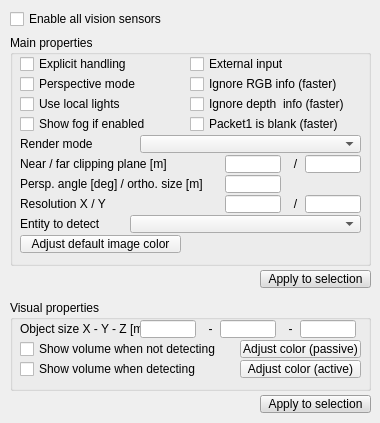
Before: the Qt Designer form ui/qdlgvisionsensors.ui in CoppeliaRobotics/coppeliaSimLib, drawn with Qt 5.
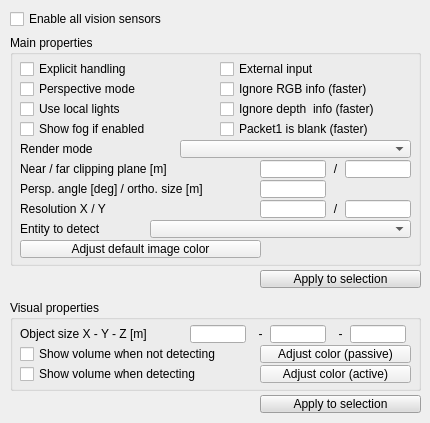
After: the same form once the commit is applied.

What changed in the file:
```diff
--- a/ui/qdlgvisionsensors.ui
+++ b/ui/qdlgvisionsensors.ui
@@ -6,7 +6,7 @@
    <rect>
     <x>0</x>
     <y>0</y>
-    <width>380</width>
+    <width>430</width>
     <height>423</height>
    </rect>
   </property>
@@ -21,7 +21,7 @@
     <rect>
      <x>10</x>
      <y>10</y>
-     <width>201</width>
+     <width>261</width>
      <height>18</height>
     </rect>
    </property>
@@ -37,7 +37,7 @@
     <rect>
      <x>10</x>
      <y>35</y>
-     <width>361</width>
+     <width>411</width>
      <height>231</height>
     </rect>
    </property>
@@ -51,8 +51,8 @@
     <property name="geometry">
      <rect>
       <x>10</x>
-      <y>20</y>
-      <width>171</width>
+      <y>25</y>
+      <width>201</width>
       <height>18</height>
      </rect>
     </property>
@@ -66,9 +66,9 @@
    <widget class="QCheckBox" name="qqExternalInput">
     <property name="geometry">
      <rect>
-      <x>180</x>
-      <y>20</y>
-      <width>171</width>
+      <x>210</x>
+      <y>25</y>
+      <width>201</width>
       <height>18</height>
      </rect>
     </property>
@@ -83,8 +83,8 @@
     <property name="geometry">
      <rect>
       <x>10</x>
-      <y>40</y>
-      <width>171</width>
+      <y>45</y>
+      <width>201</width>
       <height>18</height>
      </rect>
     </property>
@@ -99,8 +99,8 @@
     <property name="geometry">
      <rect>
       <x>10</x>
-      <y>60</y>
-      <width>151</width>
+      <y>65</y>
+      <width>201</width>
       <height>18</height>
      </rect>
     </property>
@@ -115,8 +115,8 @@
     <property name="geometry">
      <rect>
       <x>10</x>
-      <y>80</y>
-      <width>161</width>
+      <y>85</y>
+      <width>201</width>
       <height>18</height>
      </rect>
     </property>
@@ -131,8 +131,8 @@
     <property name="geometry">
      <rect>
       <x>10</x>
-      <y>120</y>
-      <width>151</width>
+      <y>125</y>
+      <width>241</width>
       <height>18</height>
      </rect>
     </property>
@@ -143,9 +143,9 @@
    <widget class="QLineEdit" name="qqNearPlane">
     <property name="geometry">
      <rect>
-      <x>215</x>
-      <y>120</y>
-      <width>56</width>
+      <x>250</x>
+      <y>125</y>
+      <width>66</width>
       <height>18</height>
      </rect>
     </property>
@@ -153,9 +153,9 @@
    <widget class="QLineEdit" name="qqFarPlane">
     <property name="geometry">
      <rect>
-      <x>295</x>
-      <y>120</y>
-      <width>56</width>
+      <x>335</x>
+      <y>125</y>
+      <width>66</width>
       <height>18</height>
      </rect>
     </property>
@@ -163,8 +163,8 @@
    <widget class="QLabel" name="label_2">
     <property name="geometry">
      <rect>
-      <x>275</x>
-      <y>120</y>
+      <x>315</x>
+      <y>125</y>
       <width>21</width>
       <height>18</height>
      </rect>
@@ -179,9 +179,9 @@
    <widget class="QLineEdit" name="qqPerspectiveAngleOrOrthographicSize">
     <property name="geometry">
      <rect>
-      <x>215</x>
-      <y>140</y>
-      <width>56</width>
+      <x>250</x>
+      <y>145</y>
+      <width>66</width>
       <height>18</height>
      </rect>
     </property>
@@ -190,8 +190,8 @@
     <property name="geometry">
      <rect>
       <x>10</x>
-      <y>140</y>
-      <width>201</width>
+      <y>145</y>
+      <width>241</width>
       <height>18</height>
      </rect>
     </property>
@@ -202,9 +202,9 @@
    <widget class="QLineEdit" name="qqResX">
     <property name="geometry">
      <rect>
-      <x>215</x>
-      <y>160</y>
-      <width>56</width>
+      <x>250</x>
+      <y>165</y>
+      <width>66</width>
       <height>18</height>
      </rect>
     </property>
@@ -212,8 +212,8 @@
    <widget class="QLabel" name="label_4">
     <property name="geometry">
      <rect>
-      <x>275</x>
-      <y>160</y>
+      <x>315</x>
+      <y>165</y>
       <width>21</width>
       <height>18</height>
      </rect>
@@ -228,9 +228,9 @@
    <widget class="QLineEdit" name="qqResY">
     <property name="geometry">
      <rect>
-      <x>295</x>
-      <y>160</y>
-      <width>56</width>
+      <x>335</x>
+      <y>165</y>
+      <width>66</width>
       <height>18</height>
      </rect>
     </property>
@@ -239,8 +239,8 @@
     <property name="geometry">
      <rect>
       <x>10</x>
-      <y>160</y>
-      <width>151</width>
+      <y>165</y>
+      <width>241</width>
       <height>18</height>
      </rect>
     </property>
@@ -252,8 +252,8 @@
     <property name="geometry">
      <rect>
       <x>10</x>
-      <y>200</y>
-      <width>161</width>
+      <y>205</y>
+      <width>241</width>
       <height>18</height>
      </rect>
     </property>
@@ -267,9 +267,9 @@
    <widget class="QCheckBox" name="qqIgnoreRGB">
     <property name="geometry">
      <rect>
-      <x>180</x>
-      <y>40</y>
-      <width>171</width>
+      <x>210</x>
+      <y>45</y>
+      <width>201</width>
       <height>18</height>
      </rect>
     </property>
@@ -283,9 +283,9 @@
    <widget class="QCheckBox" name="qqIgnoreDepth">
     <property name="geometry">
      <rect>
-      <x>180</x>
-      <y>60</y>
-      <width>171</width>
+      <x>210</x>
+      <y>65</y>
+      <width>201</width>
       <height>18</height>
      </rect>
     </property>
@@ -299,9 +299,9 @@
    <widget class="QCheckBox" name="qqIgnorePacket1">
     <property name="geometry">
      <rect>
-      <x>180</x>
-      <y>80</y>
-      <width>171</width>
+      <x>210</x>
+      <y>85</y>
+      <width>201</width>
       <height>18</height>
      </rect>
     </property>
@@ -316,8 +316,8 @@
     <property name="geometry">
      <rect>
       <x>10</x>
-      <y>100</y>
-      <width>91</width>
+      <y>105</y>
+      <width>151</width>
       <height>18</height>
      </rect>
     </property>
@@ -328,29 +328,29 @@
    <widget class="QComboBox" name="qqRenderModeCombo">
     <property name="geometry">
      <rect>
-      <x>130</x>
-      <y>100</y>
-      <width>221</width>
-      <height>18</height>
-     </rect>
-    </property>
-   </widget>
-   <widget class="QComboBox" name="qqEntityCombo">
-    <property name="geometry">
-     <rect>
-      <x>120</x>
-      <y>180</y>
+      <x>170</x>
+      <y>105</y>
       <width>231</width>
       <height>18</height>
      </rect>
     </property>
    </widget>
+   <widget class="QComboBox" name="qqEntityCombo">
+    <property name="geometry">
+     <rect>
+      <x>140</x>
+      <y>185</y>
+      <width>261</width>
+      <height>18</height>
+     </rect>
+    </property>
+   </widget>
    <widget class="QLabel" name="label_10">
     <property name="geometry">
      <rect>
       <x>10</x>
-      <y>180</y>
-      <width>101</width>
+      <y>185</y>
+      <width>131</width>
       <height>18</height>
      </rect>
     </property>
@@ -364,7 +364,7 @@
     <rect>
      <x>10</x>
      <y>300</y>
-     <width>361</width>
+     <width>411</width>
      <height>91</height>
     </rect>
    </property>
@@ -377,9 +377,9 @@
    <widget class="QToolButton" name="qqCasingColorPassive">
     <property name="geometry">
      <rect>
-      <x>230</x>
-      <y>40</y>
-      <width>121</width>
+      <x>250</x>
+      <y>45</y>
+      <width>151</width>
       <height>18</height>
      </rect>
     </property>
@@ -393,9 +393,9 @@
    <widget class="QToolButton" name="qqCasingColorActive">
     <property name="geometry">
      <rect>
-      <x>230</x>
-      <y>60</y>
-      <width>121</width>
+      <x>250</x>
+      <y>65</y>
+      <width>151</width>
       <height>18</height>
      </rect>
     </property>
@@ -410,8 +410,8 @@
     <property name="geometry">
      <rect>
       <x>10</x>
-      <y>60</y>
-      <width>211</width>
+      <y>65</y>
+      <width>241</width>
       <height>18</height>
      </rect>
     </property>
@@ -426,8 +426,8 @@
     <property name="geometry">
      <rect>
       <x>10</x>
-      <y>40</y>
-      <width>211</width>
+      <y>45</y>
+      <width>241</width>
       <height>18</height>
      </rect>
     </property>
@@ -441,8 +441,8 @@
    <widget class="QLineEdit" name="qqSizeZ">
     <property name="geometry">
      <rect>
-      <x>290</x>
-      <y>20</y>
+      <x>340</x>
+      <y>25</y>
       <width>56</width>
       <height>18</height>
      </rect>
@@ -451,8 +451,8 @@
    <widget class="QLineEdit" name="qqSizeY">
     <property name="geometry">
      <rect>
-      <x>210</x>
-      <y>20</y>
+      <x>260</x>
+      <y>25</y>
       <width>56</width>
       <height>18</height>
      </rect>
@@ -461,8 +461,8 @@
    <widget class="QLabel" name="label_8">
     <property name="geometry">
      <rect>
-      <x>190</x>
-      <y>20</y>
+      <x>240</x>
+      <y>25</y>
       <width>21</width>
       <height>18</height>
      </rect>
@@ -478,8 +478,8 @@
     <property name="geometry">
      <rect>
       <x>10</x>
-      <y>20</y>
-      <width>121</width>
+      <y>25</y>
+      <width>171</width>
       <height>18</height>
      </rect>
     </property>
@@ -490,8 +490,8 @@
    <widget class="QLineEdit" name="qqSizeX">
     <property name="geometry">
      <rect>
-      <x>130</x>
-      <y>20</y>
+      <x>180</x>
+      <y>25</y>
       <width>56</width>
       <height>18</height>
      </rect>
@@ -500,8 +500,8 @@
    <widget class="QLabel" name="label_7">
     <property name="geometry">
      <rect>
-      <x>270</x>
-      <y>20</y>
+      <x>320</x>
+      <y>25</y>
       <width>21</width>
       <height>18</height>
      </rect>
@@ -519,7 +519,7 @@
     <rect>
      <x>260</x>
      <y>270</y>
-     <width>111</width>
+     <width>161</width>
      <height>18</height>
     </rect>
    </property>
@@ -977,7 +977,7 @@
     <rect>
      <x>260</x>
      <y>395</y>
-     <width>111</width>
+     <width>161</width>
      <height>18</height>
     </rect>
    </property>
```
